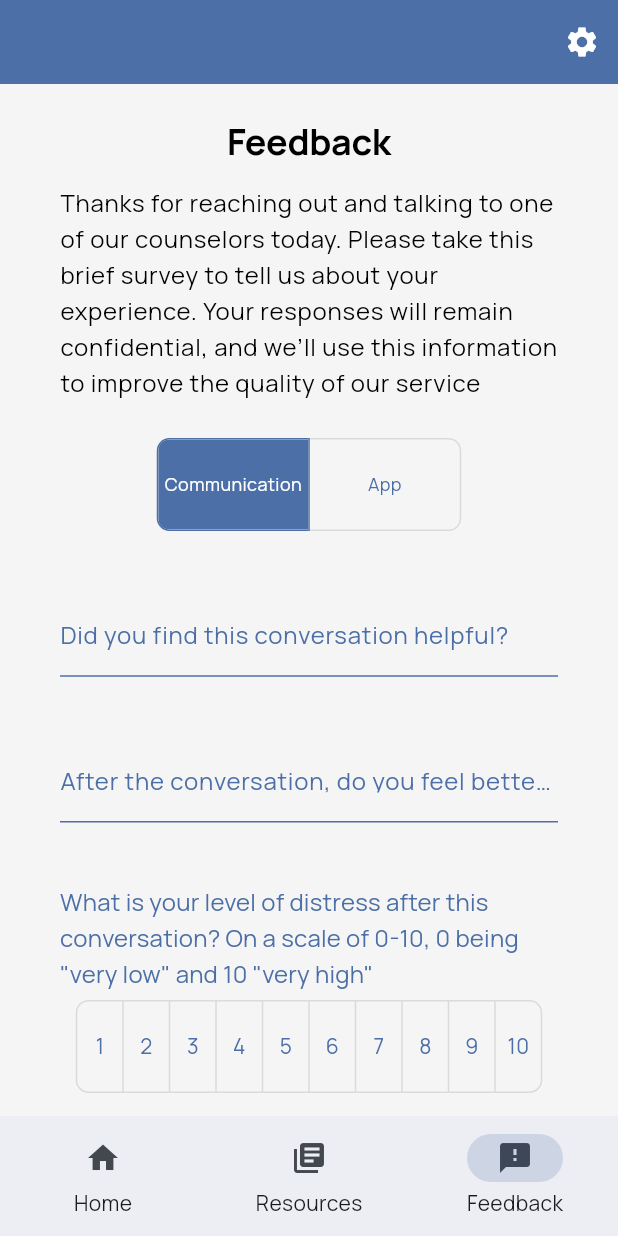
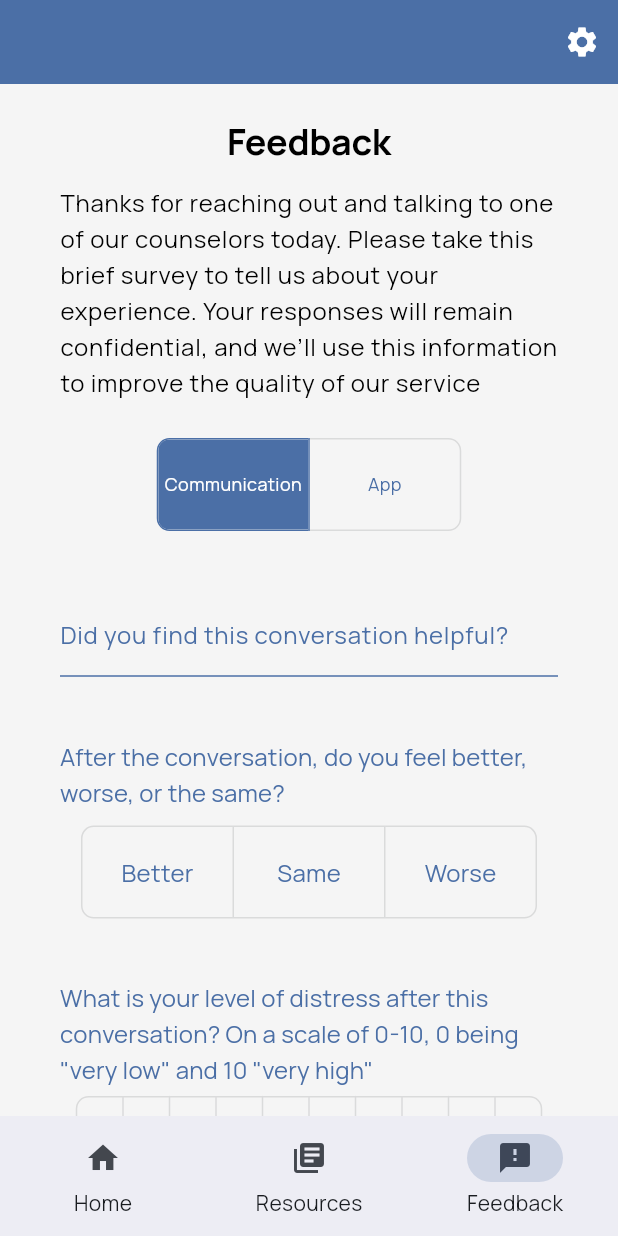
Before and after one commit to KatherineBR/Trevor-App-Public, a Flutter app: the screen it shows after launch, item 3 of the bottom bar chosen, on a phone screen of 412 x 824 dp. Run offline on Flutter 3.47's test engine with Material 3 defaults, Android fonts, the light colour scheme and no system bars; our stand-ins replace cloud_firestore, firebase_core, geolocator, webview_flutter; accounts and stored records are empty; generated files the repository leaves out were written again.

Commit message:
Change question 2 to better/same/worse and map to numbers

```diff
--- a/lib/feedback.dart
+++ b/lib/feedback.dart
@@ -32,7 +32,7 @@ class _MyWidgetState extends State<FeedbackApp> {
         // Get all form data
         final Map<String, dynamic>  formData = {
           'communicationsFormQuestion1': formState.communicationsFormQuestion1.text,
-          'communicationsFormQuestion2': formState.communicationsFormQuestion2.text,
+          'communicationsFormQuestion2': formState.selectedCommAnswer ?? 0,
           'communicationsFormQuestion3': formState._selectedRating.where((isSelected) => isSelected).length,
         };
 
@@ -184,17 +184,31 @@ class CommunicationFeedbackForm extends StatefulWidget {
 class _CommunicationFeedbackFormState extends State<CommunicationFeedbackForm> {
   final List<bool> _selectedRating = List.generate(10, (_) => false);
   final communicationsFormQuestion1 = TextEditingController();
-  final communicationsFormQuestion2 = TextEditingController();
+
+  List<bool> _selectedCommOption = [false, false, false];
+  final List<String> _commOptions = ["Better", "Same", "Worse"];
+
+  // Map it so that Better -> 1, Same -> 2, Worse -> 3
+  int? get selectedCommAnswer {
+    for (int i = 0; i < _selectedCommOption.length; i++) {
+      if (_selectedCommOption[i]) {
+        return i + 1;
+      }
+    }
+    return null;
+  }
 
   // Method to reset form fields
   void resetForm() {
     communicationsFormQuestion1.clear();
-    communicationsFormQuestion2.clear();
+
     setState(() {
       // Reset 0-10 scale to all false
       for (int i = 0; i < _selectedRating.length; i++) {
         _selectedRating[i] = false;
       }
+      // Reset better/same/worse:
+      _selectedCommOption = [false, false, false];
     });
   }
 
@@ -216,17 +230,32 @@ class _CommunicationFeedbackFormState extends State<CommunicationFeedbackForm> {
         SizedBox(
           height: MediaQuery.of(context).size.width * 0.1,
         ),
-        TextFormField(
-          controller: communicationsFormQuestion2,
-          cursorColor: AppTheme.getButtonColor(context, index: 2),
-          decoration: AppTheme.getFormInputDecoration(
-            context,
-            localizations.communicationsFormQuestion2
+        Text(
+          localizations.communicationsFormQuestion2,
+          style: theme.textTheme.titleMedium?.copyWith(
+            color: AppTheme.getButtonColor(context, index: 2),
+            ),
           ),
-           validator: (value) {
-            return null;
+        const SizedBox(height: 10),
+        // Togglebuttons for "Worse, Same, Better"
+        ToggleButtons(
+          onPressed: (int index) {
+            setState(() {
+              for (int i = 0; i < _selectedCommOption.length; i++) {
+                _selectedCommOption[i] = i == index;
+              }
+            });
           },
-          keyboardType: TextInputType.text,
+          borderRadius: const BorderRadius.all(Radius.circular(8)),
+          selectedBorderColor: AppTheme.getButtonColor(context, index: 2).withAlpha(99),
+          selectedColor: Colors.white,
+          fillColor: AppTheme.getButtonColor(context, index: 2),
+          color: AppTheme.getButtonColor(context, index: 2),
+          constraints: const BoxConstraints(minHeight: 60.0, minWidth: 100.0),
+          isSelected: _selectedCommOption,
+          children: _commOptions
+              .map((option) => Text(option, style: const TextStyle(fontSize: 16)))
+              .toList(),
         ),
         SizedBox(
           height: MediaQuery.of(context).size.width * 0.1,
```
